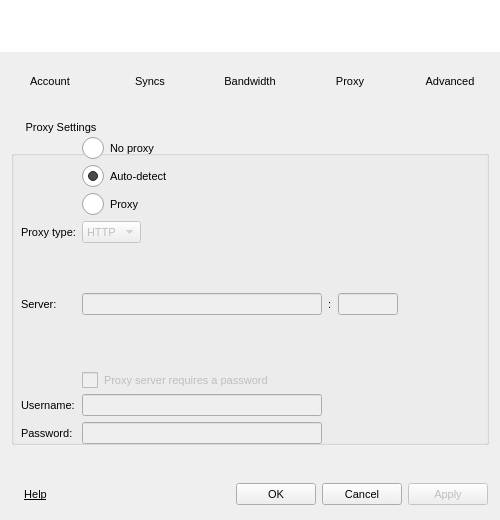
The window that Source/MEGASync/gui/SettingsDialog.ui (meganz/MEGAsync) describes before a commit, drawn with Qt 5.
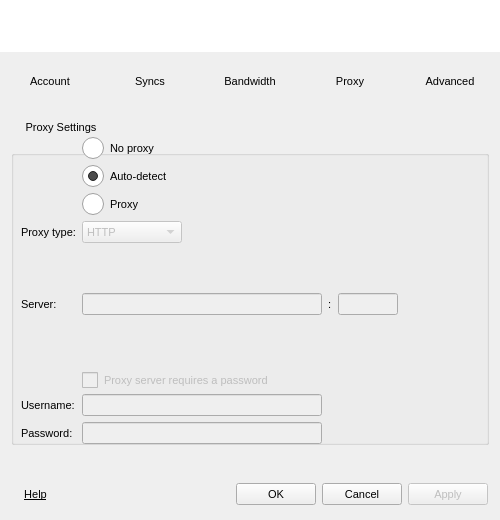
The same window after the commit. The open tabs and pages were chosen to show the change. Icons and pictures are not drawn.

```diff
--- a/Source/MEGASync/gui/SettingsDialog.ui
+++ b/Source/MEGASync/gui/SettingsDialog.ui
@@ -1719,6 +1719,12 @@
               <verstretch>0</verstretch>
              </sizepolicy>
             </property>
+            <property name="minimumSize">
+             <size>
+              <width>100</width>
+              <height>0</height>
+             </size>
+            </property>
             <property name="maximumSize">
              <size>
               <width>16777215</width>
```
Left out of the diff: 2 changed lines with no effect on the pictures.
